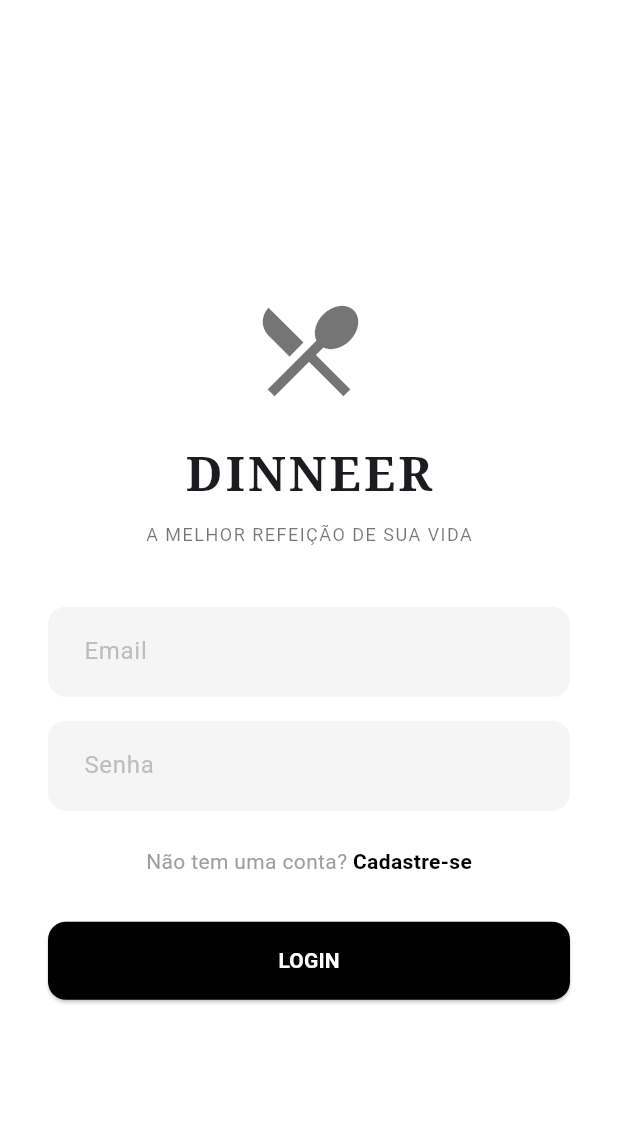
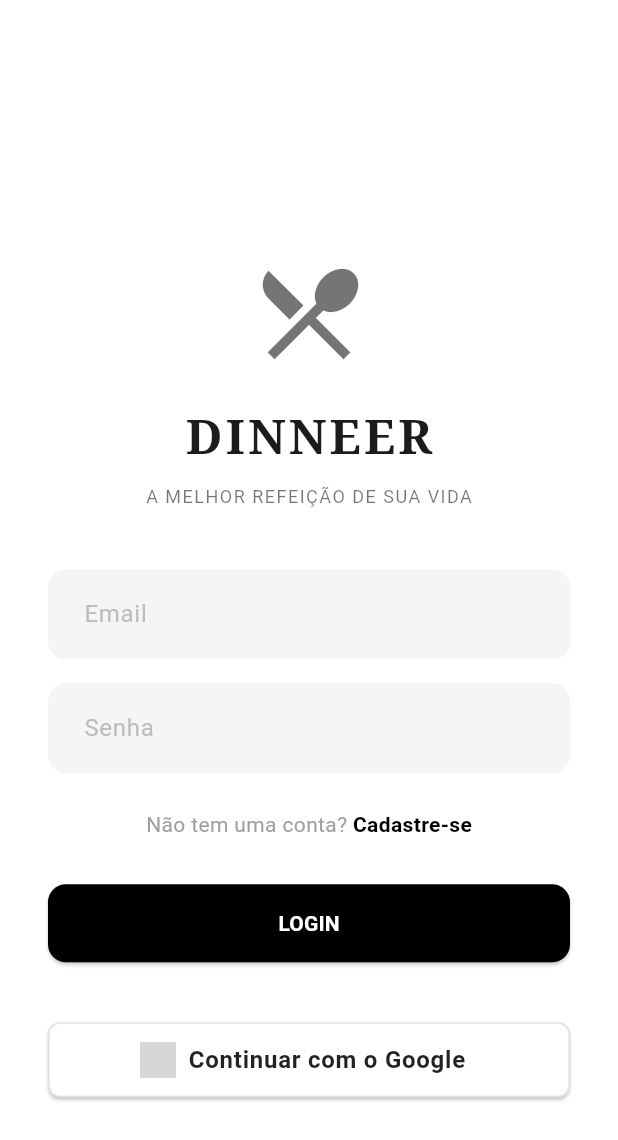
Before and after one commit to ThalisTrisch/Dinneer, a Flutter app: the screen it shows after launch, on a phone screen of 412 x 824 dp. Shown: the top 1140 px of the screen. Run offline on Flutter 3.47's test engine with Material 3 defaults, Android fonts, the phone set to English and light mode, and no system bars; our stand-ins replace bottom_navy_bar, cached_network_image, firebase_auth, firebase_core, firebase_database, firebase_messaging and 7 more; accounts and stored records are empty; grey boxes are pictures that could not be loaded.

Commit message:
feat: implementa login com Google via Firebase (web + mobile)

```diff
--- a/dinneer/lib/main.dart
+++ b/dinneer/lib/main.dart
@@ -23,6 +23,7 @@ void main() async {
         appId: "1:832231555760:web:c01a009fe2f048bec7b175",
         messagingSenderId: "832231555760",
         projectId: "dinneer-19ada",
+        authDomain: "dinneer-19ada.firebaseapp.com",
         storageBucket: "dinneer-19ada.firebasestorage.app",
         databaseURL: "https://dinneer-19ada-default-rtdb.firebaseio.com",
       ),
--- /dev/null
+++ b/dinneer/lib/widgets/googleButtonLogin.dart
@@ -0,0 +1,39 @@
+import 'package:flutter/material.dart';
+
+class GoogleLoginButton extends StatelessWidget {
+  final VoidCallback onPressed;
+
+  const GoogleLoginButton({
+    super.key,
+    required this.onPressed,
+  });
+
+  @override
+  Widget build(BuildContext context) {
+    return ElevatedButton.icon(
+      style: ElevatedButton.styleFrom(
+        foregroundColor: Colors.black87, // Cor do texto
+        backgroundColor: Colors.white,   // Fundo branco clássico do Google
+        minimumSize: const Size(double.infinity, 50), // Largura total e altura fixa
+        shape: RoundedRectangleBorder(
+          borderRadius: BorderRadius.circular(8.0),
+          side: BorderSide(color: Colors.grey.shade300), // Borda sutil
+        ),
+        elevation: 1, // Sombra leve para destacar
+      ),
+      icon: Image.asset(
+        'assets/images/google_logo.png', // Caminho do seu asset
+        height: 24.0,
+      ),
+      label: const Text(
+        'Continuar com o Google',
+        style: TextStyle(
+          fontSize: 16.0,
+          fontWeight: FontWeight.w600,
+          letterSpacing: 0.5,
+        ),
+      ),
+      onPressed: onPressed,
+    );
+  }
+}
--- a/dinneer/pubspec.yaml
+++ b/dinneer/pubspec.yaml
@@ -35,6 +35,8 @@ dependencies:
   intl: ^0.20.2
   flutter_map: ^8.2.2
   latlong2: ^0.9.1
+  firebase_auth: ^6.5.3
+  google_sign_in: ^6.2.1
 
 dev_dependencies:
   flutter_test:
@@ -58,6 +60,9 @@ flutter:
   # the material Icons class.
   uses-material-design: true
 
+  # Adicione a seção assets aqui, alinhada com uses-material-design
+  assets:
+    - assets/images/google_logo.png
   # To add assets to your application, add an assets section, like this:
   # assets:
   #   - images/a_dot_burr.jpeg
```
Also changed, not shown: dinneer/lib/screens/tela_login.dart (+100 -0 lines), dinneer/lib/service/usuario/UsuarioService.dart (+15 -0 lines), dinneer/pubspec.lock, 5 other files.
